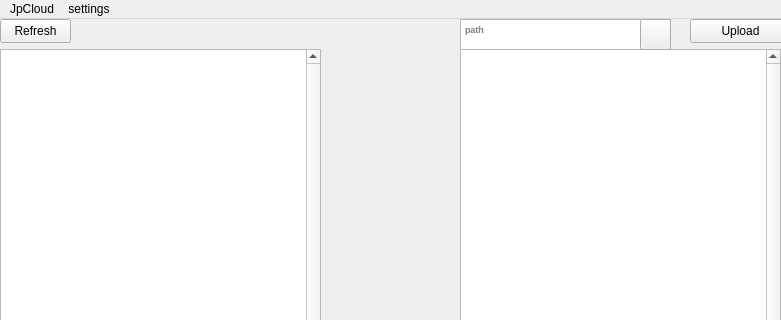
The window that JPCloudFrontend/cloudwindow.ui (DEVStynx/JPCloud) describes before a commit, drawn with Qt 5; both pictures show x 0 to 781 and y 0 to 320 of the 781 by 601 pixel window.
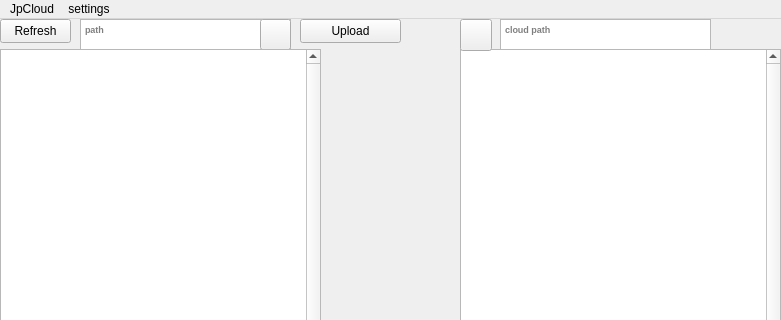
The same window after the commit. Icons and pictures are not drawn.

Commit message: Updated UI & Features: -PathLine above files at Frontend -changed: cloudwindow.ui -changed in h: ui_cloudwindow.h

Diff of the .ui file:
```diff
--- a/JPCloudFrontend/cloudwindow.ui
+++ b/JPCloudFrontend/cloudwindow.ui
@@ -41,7 +41,7 @@
    <widget class="QPushButton" name="UploadButton">
     <property name="geometry">
      <rect>
-      <x>690</x>
+      <x>300</x>
       <y>0</y>
       <width>101</width>
       <height>24</height>
@@ -54,7 +54,7 @@
    <widget class="QTextEdit" name="pathInput">
     <property name="geometry">
      <rect>
-      <x>460</x>
+      <x>80</x>
       <y>0</y>
       <width>211</width>
       <height>31</height>
@@ -73,7 +73,7 @@
    <widget class="QPushButton" name="SelectFile">
     <property name="geometry">
      <rect>
-      <x>640</x>
+      <x>260</x>
       <y>0</y>
       <width>31</width>
       <height>31</height>
@@ -135,6 +135,53 @@
      <iconset theme="QIcon::ThemeIcon::ViewRefresh"/>
     </property>
    </widget>
+   <widget class="QTextEdit" name="currentServerpathInput">
+    <property name="geometry">
+     <rect>
+      <x>500</x>
+      <y>0</y>
+      <width>211</width>
+      <height>31</height>
+     </rect>
+    </property>
+    <property name="font">
+     <font>
+      <pointsize>7</pointsize>
+      <bold>true</bold>
+     </font>
+    </property>
+    <property name="placeholderText">
+     <string>cloud path</string>
+    </property>
+   </widget>
+   <widget class="QPushButton" name="backpathButton">
+    <property name="geometry">
+     <rect>
+      <x>460</x>
+      <y>0</y>
+      <width>32</width>
+      <height>32</height>
+     </rect>
+    </property>
+    <property name="minimumSize">
+     <size>
+      <width>32</width>
+      <height>32</height>
+     </size>
+    </property>
+    <property name="maximumSize">
+     <size>
+      <width>32</width>
+      <height>32</height>
+     </size>
+    </property>
+    <property name="text">
+     <string/>
+    </property>
+    <property name="icon">
+     <iconset theme="QIcon::ThemeIcon::DocumentRevert"/>
+    </property>
+   </widget>
   </widget>
   <widget class="QMenuBar" name="menubar">
    <property name="geometry">
```
The commit also changes 2 other files.
